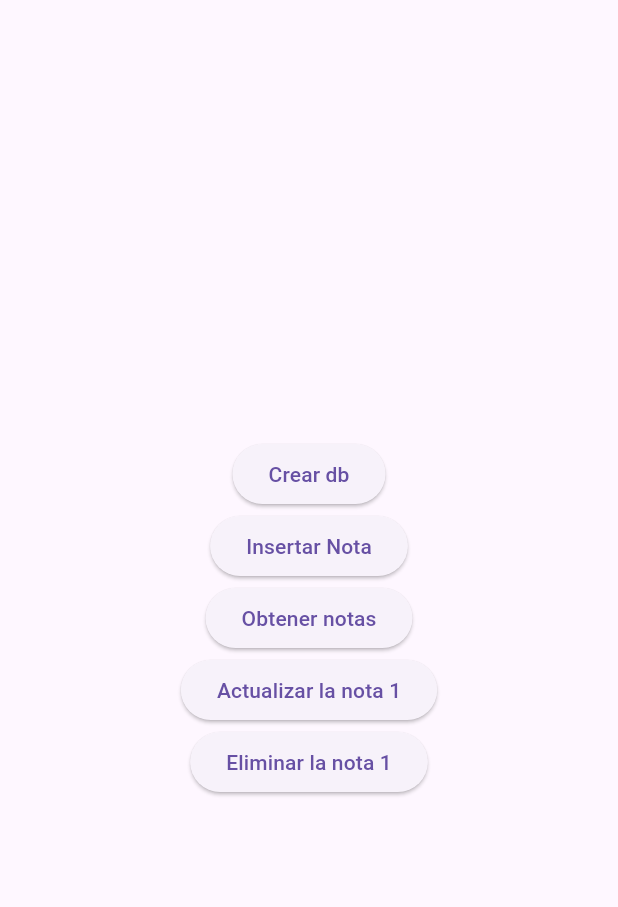
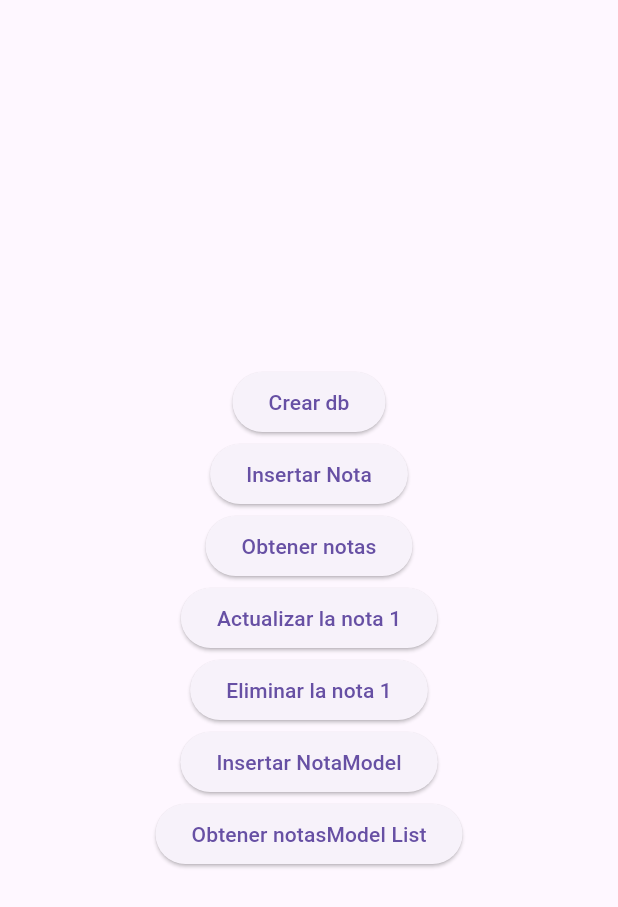
Before and after one commit to fr4nsgallegos/gastosappg13, a Flutter app: the screen it shows after launch, on a phone screen of 412 x 824 dp. Shown: the top 907 px of the screen. Run offline on Flutter 3.47's test engine with Material 3 defaults, Android fonts, the phone set to English and light mode, and no system bars; our stand-ins replace sqflite; accounts and stored records are empty.

Commit message:
obteniedo e insertando con notasmodel

```diff
--- a/lib/db/db_notas.dart
+++ b/lib/db/db_notas.dart
@@ -1,3 +1,4 @@
+import 'package:gastosappg13/models/nota_model.dart';
 import 'package:path/path.dart';
 import 'package:sqflite/sqflite.dart';
 import 'package:sqflite/sqlite_api.dart';
@@ -24,6 +25,11 @@ class NotasDatabase {
     await db.insert("NOTAS", {"titulo": titulo, "contenido": contenido});
   }
 
+  Future<void> insertarNotaModel(NotaModel notaModel) async {
+    final db = await initDB();
+    await db.insert("NOTAS", notaModel.toMap());
+  }
+
   // OBTENER
   Future<List<Map<String, dynamic>>> obtenerNotas() async {
     final db = await initDB();
@@ -36,6 +42,15 @@ class NotasDatabase {
       columns: ["id", "contenido"],
     );
     // return db.query("NOTAS");
+  }
+
+  Future<List<NotaModel>> obtenerNotasModel() async {
+    final db = await initDB();
+    List<Map<String, dynamic>> data = await db.query("NOTAS");
+    List<NotaModel> notasModelList = data
+        .map((e) => NotaModel.fromMap(e))
+        .toList();
+    return notasModelList;
   }
 
   //ACTUALIZAR
--- /dev/null
+++ b/lib/models/nota_model.dart
@@ -0,0 +1,19 @@
+class NotaModel {
+  final int? id;
+  final String titulo;
+  final String contenido;
+
+  NotaModel({this.id, required this.titulo, required this.contenido});
+
+  Map<String, dynamic> toMap() {
+    return {"id": id, "titulo": titulo, "contenido": contenido};
+  }
+
+  factory NotaModel.fromMap(Map<String, dynamic> map) {
+    return NotaModel(
+      id: map["id"],
+      titulo: map["titulo"],
+      contenido: map["contenido"],
+    );
+  }
+}
--- a/lib/pages/db_example_page.dart
+++ b/lib/pages/db_example_page.dart
@@ -1,5 +1,6 @@
 import 'package:flutter/material.dart';
 import 'package:gastosappg13/db/db_notas.dart';
+import 'package:gastosappg13/models/nota_model.dart';
 
 class DbExamplePage extends StatelessWidget {
   @override
@@ -51,6 +52,28 @@ class DbExamplePage extends StatelessWidget {
               },
               child: Text("Eliminar la nota 1"),
             ),
+            ElevatedButton(
+              onPressed: () async {
+                NotasDatabase dbNotas = NotasDatabase();
+
+                NotaModel notaModelAux = NotaModel(
+                  titulo: "titulo de una notamodel",
+                  contenido: "CONTENIDOI DE UNA NOTAMODEL",
+                );
+
+                dbNotas.insertarNotaModel(notaModelAux);
+              },
+              child: Text("Insertar NotaModel"),
+            ),
+            ElevatedButton(
+              onPressed: () async {
+                NotasDatabase dbNotas = NotasDatabase();
+
+                List<NotaModel> notas = await dbNotas.obtenerNotasModel();
+                print(notas);
+              },
+              child: Text("Obtener notasModel List"),
+            ),
           ],
         ),
       ),
```
